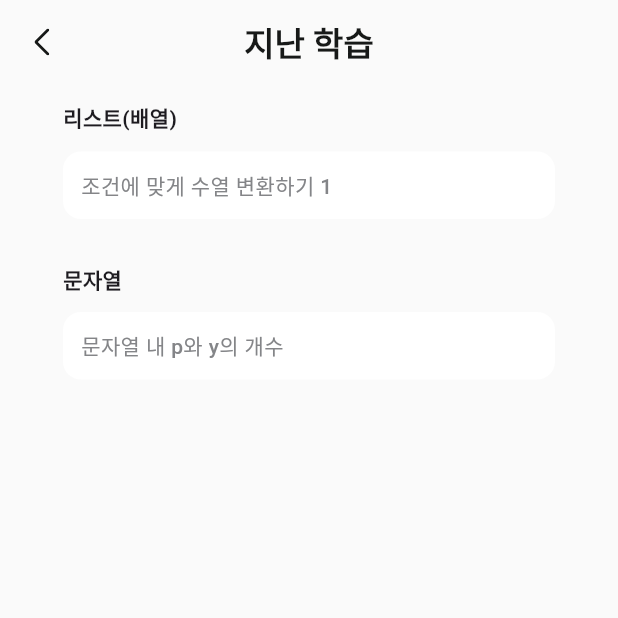
After one commit to jjava-app/jjava_flutter, a Flutter app: the TaSolvedQuestionPage screen opened directly, on a phone screen of 412 x 824 dp, the top half of it. The commit adds this screen. Run offline on Flutter 3.47's test engine with Material 3 defaults, Android fonts, the phone set to English and light mode, and no system bars; our stand-ins replace carousel_slider, flutter_riverpod, flutter_screenutil, flutter_svg; Roboto replaces fonts that are missing (Pretendard).

Commit message:
[feat] ui/solvedquestion (#13)
- ui/solvedquestion ui 구현

```diff
--- a/lib/_core/style/m_icon.dart
+++ b/lib/_core/style/m_icon.dart
@@ -115,6 +115,9 @@ class _Question {
 class _SolvedQuestion {
   final Widget copy = SvgPicture.asset(
     'assets/icons/page_solved_question_copy.svg',
+    width: 17,
+    height: 17,
+    color: Colors.white,
   );
 }
 
--- a/lib/_core/style/m_text.dart
+++ b/lib/_core/style/m_text.dart
@@ -32,18 +32,35 @@ class MText {
     style: TextStyle(fontSize: 13, fontWeight: FontWeight.w500, color: color),
   );
 
+  static Text h7(String text, {Color? color}) => Text(
+    text,
+    style: TextStyle(fontSize: 14, fontWeight: FontWeight.w600, color: color),
+  );
+
   // --- Body ---
-  static Text bodyL(String text, {Color? color, FontWeight fontWeight = FontWeight.w600}) => Text(
+  static Text bodyL(
+    String text, {
+    Color? color,
+    FontWeight fontWeight = FontWeight.w600,
+  }) => Text(
     text,
     style: TextStyle(fontSize: 17, fontWeight: fontWeight, color: color),
   );
 
-  static Text bodyM(String text, {Color? color, FontWeight fontWeight = FontWeight.w500}) => Text(
+  static Text bodyM(
+    String text, {
+    Color? color,
+    FontWeight fontWeight = FontWeight.w500,
+  }) => Text(
     text,
     style: TextStyle(fontSize: 16, fontWeight: fontWeight, color: color),
   );
 
-  static Text bodyS(String text, {Color? color, FontWeight fontWeight = FontWeight.w400}) => Text(
+  static Text bodyS(
+    String text, {
+    Color? color,
+    FontWeight fontWeight = FontWeight.w400,
+  }) => Text(
     text,
     style: TextStyle(fontSize: 14, fontWeight: fontWeight, color: color),
   );
@@ -53,7 +70,11 @@ class MText {
     style: TextStyle(fontSize: 13, fontWeight: FontWeight.w500, color: color),
   );
 
-  static Text bodyXXS(String text, {Color? color, FontWeight fontWeight = FontWeight.w500}) => Text(
+  static Text bodyXXS(
+    String text, {
+    Color? color,
+    FontWeight fontWeight = FontWeight.w500,
+  }) => Text(
     text,
     style: TextStyle(fontSize: 12, fontWeight: fontWeight, color: color),
   );
@@ -96,7 +117,11 @@ class MText {
     style: TextStyle(fontSize: 20, fontWeight: FontWeight.w700, color: color),
   );
 
-  static Text buttonM(String text, {Color? color, FontWeight fontWeight = FontWeight.w600}) => Text(
+  static Text buttonM(
+    String text, {
+    Color? color,
+    FontWeight fontWeight = FontWeight.w600,
+  }) => Text(
     text,
     style: TextStyle(fontSize: 16, fontWeight: fontWeight, color: color),
   );
@@ -115,4 +140,9 @@ class MText {
     text,
     style: TextStyle(fontSize: 14, fontWeight: FontWeight.w700, color: color),
   );
+
+  static Text s16Bold(String text, {Color? color}) => Text(
+    text,
+    style: TextStyle(fontSize: 16, fontWeight: FontWeight.w600, color: color),
+  );
 }
--- /dev/null
+++ b/lib/data/repository/solved_question_repository.dart
@@ -0,0 +1,48 @@
+class SolvedQuestionRepository {
+  static List<SolvedQuestionItem> listArray = [
+    SolvedQuestionItem(
+      id: 1,
+      title: '조건에 맞게 수열 변환하기 1',
+      date: '2025.08.01',
+      prompt:
+          '정수 배열 arr가 주어집니다.\narr의 원소에 대해 값이 50보다 크거나 같은 짝수면 2로 나누고, 50보다 작은 홀수면 2를 곱합니다.\n그 결과 정수 배열을 return 하는 solution 함수를 완성해 주세요.',
+      aiReview: '입력 검증 로직이 빠져있습니다. 경계값 테스트를 포함하세요.',
+      language: 'java',
+      codeSample:
+          "int[] solution(int[] arr){\n  for(int i=0;i<arr.length;i++){\n    int v = arr[i];\n    if(v>=50 && v%2==0) arr[i]=v/2; \n    else if(v<50 && v%2==1) arr[i]=v*2;\n  }\n  return arr;\n}",
+    ),
+  ];
+
+  static List<SolvedQuestionItem> listString = [
+    SolvedQuestionItem(
+      id: 101,
+      title: '문자열 내 p와 y의 개수',
+      date: '2025.08.02',
+      prompt: '대소문자 구분 없이 문자열 s에서 p와 y의 개수를 비교하여 같으면 true, 다르면 false를 반환하세요.',
+      aiReview: 'toLowerCase() 후 한 번의 순회로 계산하면 성능과 가독성이 좋아집니다.',
+      language: 'java',
+      codeSample:
+          "boolean solution(String s){\n  s=s.toLowerCase();\n  int p=0,y=0; \n  for(char c: s.toCharArray()){ if(c=='p') p++; else if(c=='y') y++; }\n  return p==y;\n}",
+    ),
+  ];
+}
+
+class SolvedQuestionItem {
+  final int id;
+  final String title;
+  final String date;
+  final String prompt;
+  final String aiReview;
+  final String language;
+  final String codeSample;
+
+  SolvedQuestionItem({
+    required this.id,
+    required this.title,
+    required this.date,
+    required this.prompt,
+    required this.aiReview,
+    required this.language,
+    required this.codeSample,
+  });
+}
--- a/lib/ui/ta_page/holder/solved_question/ta_solved_question_page.dart
+++ b/lib/ui/ta_page/holder/solved_question/ta_solved_question_page.dart
@@ -1,19 +1,36 @@
 import 'package:flutter/material.dart';
+import 'package:jjava_flutter/_core/style/m_icon.dart';
+import 'package:jjava_flutter/_core/style/m_text.dart';
+import 'package:jjava_flutter/ui/ta_page/holder/solved_question/widgets/ta_solved_question_body.dart';
 
 class TaSolvedQuestionPage extends StatelessWidget {
   const TaSolvedQuestionPage({super.key});
 
   @override
   Widget build(BuildContext context) {
-    return Center(
-      child: Container(
-        child: Center(
-          child: ConstrainedBox(
-            constraints: const BoxConstraints(maxWidth: 360),
-            child: Text("태블릿 지난 학습 페이지"), // 이 자리에 넣어야됨 태블릿 바디 위젯
+    return Scaffold(
+      appBar: _appBar(context),
+      body: Center(
+        child: Container(
+          child: Center(
+            child: ConstrainedBox(
+              constraints: const BoxConstraints(maxWidth: 360),
+              child: TaSolvedQuestionBody(), // 이 자리에 넣어야됨 태블릿 바디 위젯
+            ),
           ),
         ),
       ),
     );
   }
 }
+
+AppBar _appBar(BuildContext context) {
+  return AppBar(
+    leading: IconButton(
+      icon: MIcon.nav.top.arrowBack,
+      onPressed: () => Navigator.pop(context),
+    ),
+    title: MText.h1('지난 학습'),
+    centerTitle: true,
+  );
+}
--- /dev/null
+++ b/lib/ui/ta_page/holder/solved_question/widgets/ta_solved_question_body.dart
@@ -0,0 +1,167 @@
+import 'package:flutter/material.dart';
+import 'package:jjava_flutter/_core/style/m_color.dart';
+import 'package:jjava_flutter/_core/style/m_icon.dart';
+import 'package:jjava_flutter/_core/style/m_text.dart';
+import 'package:jjava_flutter/data/repository/solved_question_repository.dart';
+
+class TaSolvedQuestionBody extends StatefulWidget {
+  TaSolvedQuestionBody({super.key});
+
+  @override
+  State<TaSolvedQuestionBody> createState() => _MaSolvedQuestionBodyState();
+}
+
+class _MaSolvedQuestionBodyState extends State<TaSolvedQuestionBody> {
+  int? expandedId;
+
+  @override
+  Widget build(BuildContext context) {
+    final array = SolvedQuestionRepository.listArray;
+    final string = SolvedQuestionRepository.listString;
+
+    return SafeArea(
+      child: ListView(
+        padding: EdgeInsets.symmetric(horizontal: 16, vertical: 12), //
+        children: [
+          MText.h7('리스트(배열)'),
+          SizedBox(height: 12),
+          ...array.map((e) {
+            final opened = expandedId == e.id;
+            return _buildItemCard(e, opened);
+          }),
+          SizedBox(height: 20),
+          MText.h7('문자열'),
+          SizedBox(height: 12),
+          ...string.map((e) {
+            final opened = expandedId == e.id;
+            return _buildItemCard(e, opened);
+          }),
+        ],
+      ),
+    );
+  }
+
+  Widget _buildItemCard(SolvedQuestionItem e, bool opened) {
+    return AnimatedContainer(
+      duration: Duration(milliseconds: 180),
+      margin: EdgeInsets.only(bottom: 10),
+      decoration: BoxDecoration(
+        color: opened ? Color(0xFFF0F8F4) : MColor.kLabel.white, // 전체 배경
+        borderRadius: BorderRadius.circular(12),
+        border: opened
+            ? Border.all(color: MColor.kPrimary.normal, width: 1)
+            : null,
+      ),
+      child: InkWell(
+        borderRadius: BorderRadius.circular(12),
+        onTap: () => setState(() {
+          expandedId = opened ? null : e.id;
+        }),
+        child: Padding(
+          padding: EdgeInsets.symmetric(horizontal: 12, vertical: 12),
+          child: Column(
+            crossAxisAlignment: CrossAxisAlignment.start,
+            children: [
+              // 제목 Row
+              Row(
+                children: [
+                  Expanded(
+                    child: MText.h5(
+                      e.title,
+                      color: opened
+                          ? MColor.kPrimary.normal
+                          : MColor.kLabel.alternative,
+                    ),
+                  ),
+                ],
+              ),
+
+              // 펼쳤을 때 내용
+              ClipRect(
+                child: AnimatedAlign(
+                  duration: Duration(milliseconds: 180),
+                  alignment: Alignment.topCenter,
+                  heightFactor: opened ? 1.0 : 0.0,
+                  child: Column(
+                    crossAxisAlignment: CrossAxisAlignment.start,
+                    children: [
+                      SizedBox(height: 6),
+                      MText.bodyXXS(e.date, color: MColor.kLabel.neutral),
+                      SizedBox(height: 12),
+
+                      Row(
+                        children: [
+                          Container(
+                            width: 16,
+                            height: 16,
+                            decoration: BoxDecoration(
+                              color: Color(0xFFEAEAEA),
+                              borderRadius: BorderRadius.circular(4),
+                            ),
+                          ),
+                          SizedBox(width: 4),
+                          MText.h5('문제'),
+                        ],
+                      ),
+                      SizedBox(height: 6),
+                      Text(
+                        e.prompt,
+                        style: TextStyle(fontSize: 13, height: 1.4),
+                      ),
+                      SizedBox(height: 14),
+
+                      Row(
+                        children: [
+                          Container(
+                            width: 16,
+                            height: 16,
+                            decoration: BoxDecoration(
+                              color: Color(0xFFEAEAEA),
+                              borderRadius: BorderRadius.circular(4),
+                            ),
+                          ),
+                          SizedBox(width: 6),
+                          MText.s16Bold('AI 첨삭', color: MColor.kButton.active),
+                        ],
+                      ),
+                      SizedBox(height: 6),
+                      MText.modal3(e.aiReview, color: MColor.kLabel.normal),
+                      SizedBox(height: 16),
+
+                      Container(
+                        width: double.infinity,
+                        padding: EdgeInsets.all(10),
+                        decoration: BoxDecoration(
+                          color: Color(0xFF333B4A),
+                          borderRadius: BorderRadius.circular(10),
+                        ),
+                        child: Column(
+                          crossAxisAlignment: CrossAxisAlignment.start,
+                          children: [
+                            Row(
+                              children: [
+                                MText.modal3('java', color: Colors.white),
+                                Spacer(),
+                                MIcon.page.solvedQuestion.copy,
+                              ],
+                            ),
+                            SizedBox(height: 12),
+                            MText.modal3(
+                              e.codeSample,
+                              color: MColor.kLabel.white,
+                            ),
+                          ],
+                        ),
+                      ),
+                      SizedBox(height: 8),
+                    ],
+                  ),
+                ),
+              ),
+            ],
+          ),
+        ),
+      ),
+    );
+  }
+}
```
Also changed, not shown: lib/main.dart (+4 -10 lines), lib/ui/ma_page/holder/solved_question/ma_solved_question_page.dart (+17 -4 lines), lib/ui/ma_page/holder/solved_question/widgets/ma_solved_question_body.dart (added, +167 -0 lines).
